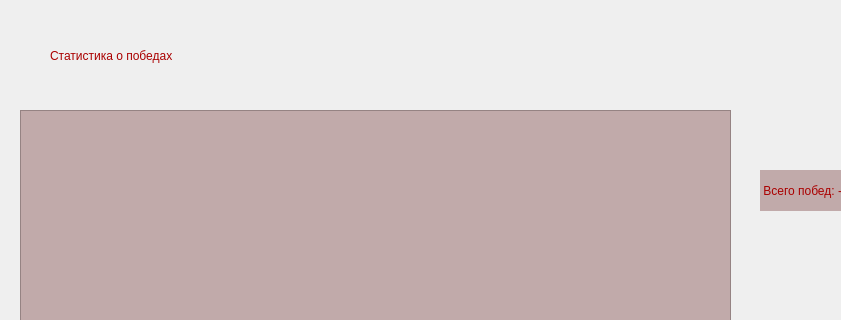
Qt form QT_files/untitled_data_victory.ui (Anechka456/GameSaper) before a commit; both pictures show x 0 to 841 and y 0 to 320 of the 1089 by 876 pixel window.
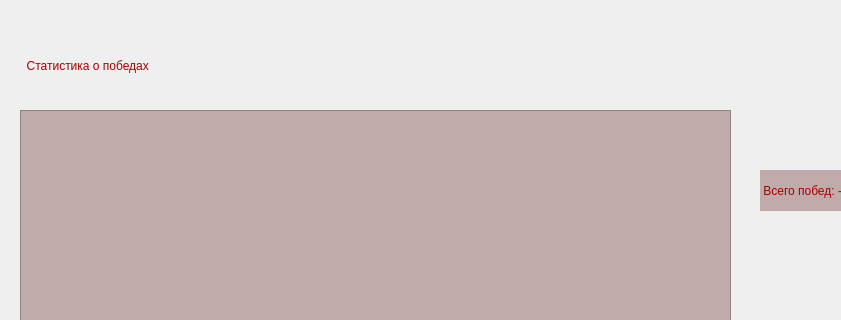
The same form after that commit.

What changed in the file:
```diff
--- a/QT_files/untitled_data_victory.ui
+++ b/QT_files/untitled_data_victory.ui
@@ -34,10 +34,10 @@
   <widget class="QLabel" name="label">
    <property name="geometry">
     <rect>
-     <x>50</x>
-     <y>0</y>
+     <x>20</x>
+     <y>40</y>
      <width>651</width>
-     <height>111</height>
+     <height>51</height>
     </rect>
    </property>
    <property name="styleSheet">
@@ -45,7 +45,7 @@
 color: rgb(170, 0, 0)</string>
    </property>
    <property name="text">
-    <string>Статистика о победах</string>
+    <string>  Статистика о победах</string>
    </property>
    <property name="alignment">
     <set>Qt::AlignLeading|Qt::AlignLeft|Qt::AlignVCenter</set>
```
Left out of the diff: 2 changed lines with no effect on the pictures.
